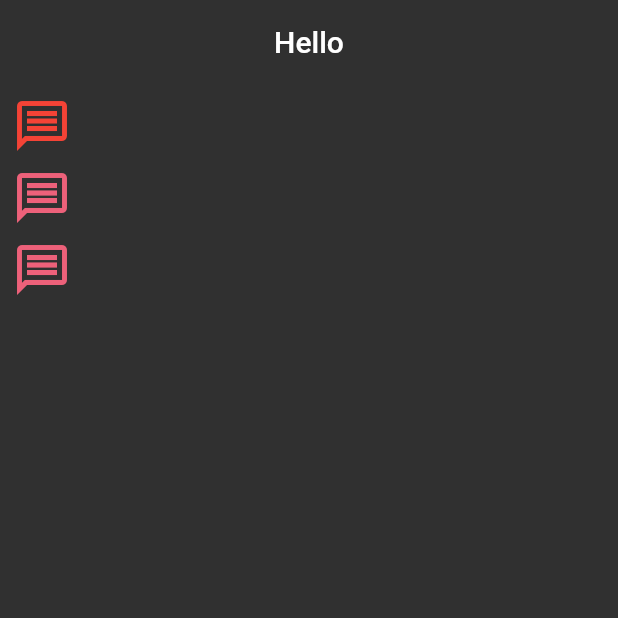
After one commit to mrFarukk/flutter_full_learning1, a Flutter app: the screen it shows after launch, on a phone screen of 412 x 824 dp, the top half of it. The commit adds this screen. Run offline on Flutter 3.47's test engine with Material 2 defaults, Android fonts, the phone set to English and light mode, and no system bars.

Commit message:
icon.dart

```diff
--- /dev/null
+++ b/lib/101/icon_learn.dart
@@ -0,0 +1,48 @@
+import 'package:flutter/material.dart';
+
+class IconLearnView extends StatelessWidget {
+  IconLearnView({super.key});
+  final IconSizes iconSize = IconSizes();
+  final IconColors iconColors = IconColors();
+  @override
+  Widget build(BuildContext context) {
+    return Scaffold(
+      appBar: AppBar(
+        title: const Text("Hello"),
+      ),
+      body: Column(
+        children: [
+          IconButton(
+              onPressed: () {},
+              icon: const Icon(
+                Icons.message_outlined,
+                color: Colors.red,
+                size: 40,
+              )),
+          IconButton(
+              onPressed: () {},
+              icon: Icon(
+                Icons.message_outlined,
+                color: iconColors.froly,
+                size: iconSize.iconSmall,
+              )),
+          IconButton(
+              onPressed: () {},
+              icon: Icon(
+                Icons.message_outlined,
+                color: iconColors.froly,
+                size: iconSize.iconSmall,
+              )),
+        ],
+      ),
+    );
+  }
+}
+
+class IconSizes {
+  final double iconSmall = 40;
+}
+
+class IconColors {
+  final Color froly = const Color(0xffED617A);
+}
--- a/lib/main.dart
+++ b/lib/main.dart
@@ -3,6 +3,7 @@ import 'package:flutter/services.dart';
 import 'package:flutter_full_learn/101/app_bar_learn.dart';
 import 'package:flutter_full_learn/101/button_learn.dart';
 import 'package:flutter_full_learn/101/container_sized_box_learn.dart';
+import 'package:flutter_full_learn/101/icon_learn.dart';
 import 'package:flutter_full_learn/101/scaffold_learn.dart';
 import 'package:flutter_full_learn/101/text_learn_view.dart';
 
@@ -23,10 +24,10 @@ class MyApp extends StatelessWidget {
           appBarTheme: const AppBarTheme(
         centerTitle: true,
         systemOverlayStyle: SystemUiOverlayStyle.light,
-        backgroundColor: Colors.red,
+        backgroundColor: Colors.transparent,
         elevation: 0,
       )),
-      home: const AppBarLearnView(),
+      home: IconLearnView(),
     );
   }
 }
```
